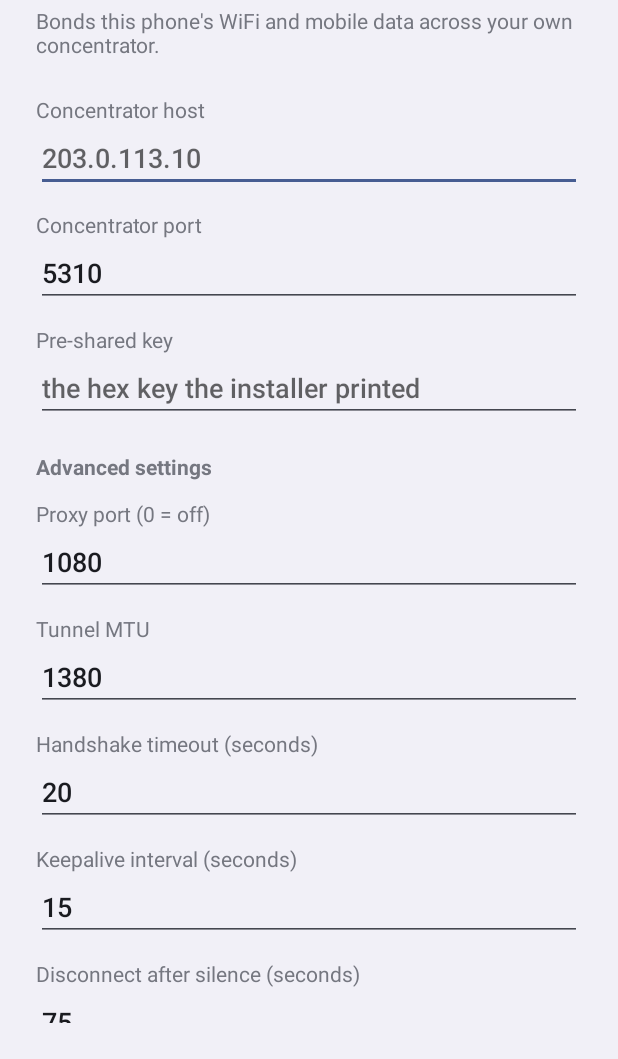
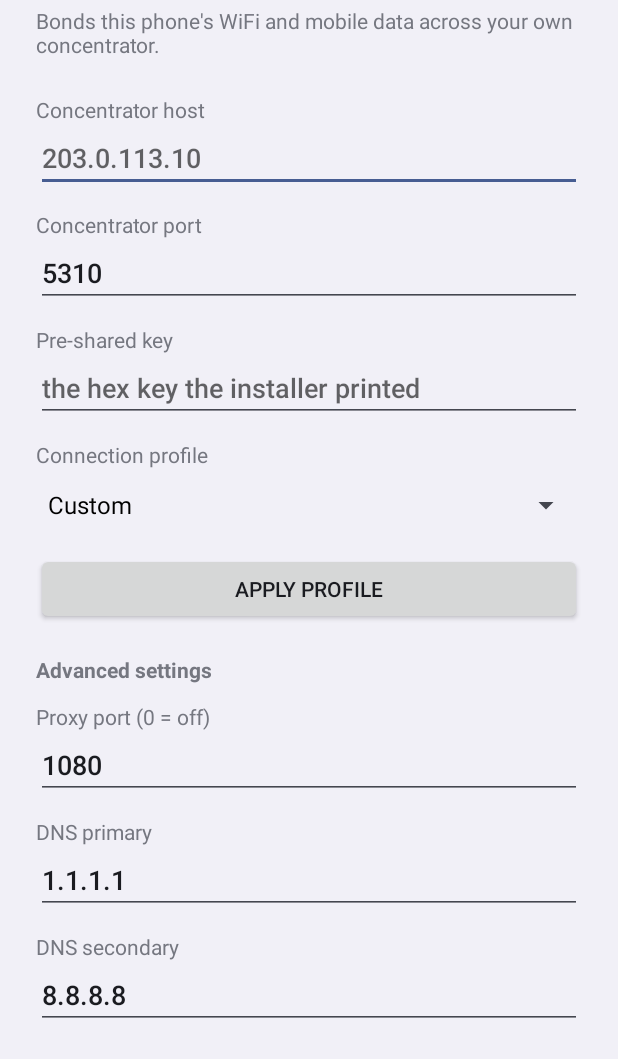
Before and after one commit to aegisdigitalsolutions/turbobond, an Android app: the screen it shows after launch (MainActivity), on a phone screen of 412 x 824 dp, the part 177-1236 px from its top. Run offline under Robolectric (Android 15) with nearby library versions, the phone set to English and light mode, and no system bars.

Commit message:
Add Android diagnostics, DNS, and connection profiles
Co-authored-by: aegisdigitalsolutions <221491124+aegisdigitalsolutions@users.noreply.github.com>

```diff
--- a/android/app/src/main/kotlin/com/aegisdigital/turbobond/MainActivity.kt
+++ b/android/app/src/main/kotlin/com/aegisdigital/turbobond/MainActivity.kt
@@ -8,8 +8,10 @@ import android.content.IntentFilter
 import android.net.VpnService
 import android.os.Build
 import android.os.Bundle
+import android.widget.ArrayAdapter
 import android.widget.Button
 import android.widget.EditText
+import android.widget.Spinner
 import android.widget.TextView
 import android.widget.Toast
 
@@ -22,23 +24,33 @@ class MainActivity : Activity() {
     private lateinit var host: EditText
     private lateinit var port: EditText
     private lateinit var psk: EditText
+    private lateinit var profile: Spinner
     private lateinit var proxyPort: EditText
+    private lateinit var dnsPrimary: EditText
+    private lateinit var dnsSecondary: EditText
     private lateinit var mtu: EditText
+    private lateinit var duplicateUnder: EditText
     private lateinit var pairTimeout: EditText
     private lateinit var keepalive: EditText
     private lateinit var silenceLimit: EditText
     private lateinit var status: TextView
     private lateinit var proxy: TextView
+    private lateinit var diagnostics: TextView
 
     private val statusReceiver = object : BroadcastReceiver() {
         override fun onReceive(context: Context?, intent: Intent?) {
             status.text = intent?.getStringExtra(Status.EXTRA) ?: Status.latest
             showProxy()
+            showDiagnostics()
         }
     }
 
     private fun showProxy() {
         proxy.text = Status.proxyAddress.ifBlank { "not running" }
+    }
+
+    private fun showDiagnostics() {
+        diagnostics.text = Status.diagnostics
     }
 
     override fun onCreate(savedInstanceState: Bundle?) {
@@ -48,25 +60,30 @@ class MainActivity : Activity() {
         host = findViewById(R.id.host)
         port = findViewById(R.id.port)
         psk = findViewById(R.id.psk)
+        profile = findViewById(R.id.profile)
         proxyPort = findViewById(R.id.proxyPort)
+        dnsPrimary = findViewById(R.id.dnsPrimary)
+        dnsSecondary = findViewById(R.id.dnsSecondary)
         mtu = findViewById(R.id.mtu)
+        duplicateUnder = findViewById(R.id.duplicateUnder)
         pairTimeout = findViewById(R.id.pairTimeout)
         keepalive = findViewById(R.id.keepalive)
         silenceLimit = findViewById(R.id.silenceLimit)
         status = findViewById(R.id.status)
         proxy = findViewById(R.id.proxy)
+        diagnostics = findViewById(R.id.diagnostics)
+
+        profile.adapter = ArrayAdapter(
+            this,
+            android.R.layout.simple_spinner_dropdown_item,
+            ConnectionProfiles.NAMES,
+        )
 
         val saved = Settings.load(this)
-        host.setText(saved.host)
-        port.setText(saved.port.toString())
-        psk.setText(saved.psk)
-        proxyPort.setText(saved.proxyPort.toString())
-        mtu.setText(saved.tunnelMtu.toString())
-        pairTimeout.setText((saved.pairTimeoutMs / 1000L).toString())
-        keepalive.setText((saved.keepaliveMs / 1000L).toString())
-        silenceLimit.setText((saved.silenceLimitMs / 1000L).toString())
+        fillFromSettings(saved)
         status.text = Status.latest
         showProxy()
+        showDiagnostics()
 
         // Shown so a report of "it does nothing" can be tied to a build,
         // rather than guessing whether a fix is even installed.
@@ -79,6 +96,7 @@ class MainActivity : Activity() {
         }
 
         findViewById<Button>(R.id.connect).setOnClickListener { connect() }
+        findViewById<Button>(R.id.applyProfile).setOnClickListener { applySelectedProfile() }
         findViewById<Button>(R.id.disconnect).setOnClickListener {
             startService(Intent(this, BondVpnService::class.java).setAction(BondVpnService.ACTION_STOP))
         }
@@ -95,6 +113,7 @@ class MainActivity : Activity() {
         }
         status.text = Status.latest
         showProxy()
+        showDiagnostics()
     }
 
     override fun onPause() {
@@ -103,16 +122,7 @@ class MainActivity : Activity() {
     }
 
     private fun connect() {
-        val settings = Settings(
-            host = host.text.toString().trim(),
-            port = port.text.toString().trim().toIntOrNull() ?: 0,
-            psk = psk.text.toString().trim(),
-            proxyPort = proxyPort.text.toString().trim().toIntOrNull() ?: 1080,
-            tunnelMtu = mtu.text.toString().trim().toIntOrNull() ?: 1380,
-            pairTimeoutMs = (pairTimeout.text.toString().trim().toLongOrNull() ?: 20L) * 1000L,
-            keepaliveMs = (keepalive.text.toString().trim().toLongOrNull() ?: 15L) * 1000L,
-            silenceLimitMs = (silenceLimit.text.toString().trim().toLongOrNull() ?: 75L) * 1000L,
-        ).normalized()
+        val settings = readSettingsFromForm().normalized()
         if (!settings.isComplete) {
             Toast.makeText(this, "Enter the host, port and key from the server", Toast.LENGTH_LONG).show()
             return
@@ -128,6 +138,47 @@ class MainActivity : Activity() {
         }
     }
 
+    private fun readSettingsFromForm(): Settings {
+        return Settings(
+            host = host.text.toString().trim(),
+            port = port.text.toString().trim().toIntOrNull() ?: 0,
+            psk = psk.text.toString().trim(),
+            profileName = profile.selectedItem?.toString() ?: ConnectionProfiles.CUSTOM,
+            proxyPort = proxyPort.text.toString().trim().toIntOrNull() ?: 1080,
+            dnsPrimary = dnsPrimary.text.toString().trim(),
+            dnsSecondary = dnsSecondary.text.toString().trim(),
+            tunnelMtu = mtu.text.toString().trim().toIntOrNull() ?: 1380,
+            duplicateUnderBytes = duplicateUnder.text.toString().trim().toIntOrNull() ?: 260,
+            pairTimeoutMs = (pairTimeout.text.toString().trim().toLongOrNull() ?: 20L) * 1000L,
+            keepaliveMs = (keepalive.text.toString().trim().toLongOrNull() ?: 15L) * 1000L,
+            silenceLimitMs = (silenceLimit.text.toString().trim().toLongOrNull() ?: 75L) * 1000L,
+        )
+    }
+
+    private fun fillFromSettings(settings: Settings) {
+        host.setText(settings.host)
+        port.setText(settings.port.toString())
+        psk.setText(settings.psk)
+        proxyPort.setText(settings.proxyPort.toString())
+        dnsPrimary.setText(settings.dnsPrimary)
+        dnsSecondary.setText(settings.dnsSecondary)
+        mtu.setText(settings.tunnelMtu.toString())
+        duplicateUnder.setText(settings.duplicateUnderBytes.toString())
+        pairTimeout.setText((settings.pairTimeoutMs / 1000L).toString())
+        keepalive.setText((settings.keepaliveMs / 1000L).toString())
+        silenceLimit.setText((settings.silenceLimitMs / 1000L).toString())
+        val index = ConnectionProfiles.NAMES.indexOf(settings.profileName).coerceAtLeast(0)
+        profile.setSelection(index)
+    }
+
+    private fun applySelectedProfile() {
+        val selected = profile.selectedItem?.toString() ?: ConnectionProfiles.CUSTOM
+        val updated = ConnectionProfiles.applyProfile(selected, readSettingsFromForm())
+        fillFromSettings(updated)
+        Settings.save(this, updated)
+        Toast.makeText(this, "Applied profile: $selected", Toast.LENGTH_SHORT).show()
+    }
+
     @Deprecated("startActivityForResult is the only VpnService.prepare flow available")
     override fun onActivityResult(requestCode: Int, resultCode: Int, data: Intent?) {
         super.onActivityResult(requestCode, resultCode, data)
@@ -138,7 +189,7 @@ class MainActivity : Activity() {
         }
         val effective = Settings.load(this)
         startService(Intent(this, BondVpnService::class.java))
-        status.text = "Starting ${effective.host}:${effective.port} (MTU ${effective.tunnelMtu})..."
+        status.text = "Starting ${effective.host}:${effective.port} (${effective.profileName})..."
     }
 
     companion object {
--- a/android/app/src/main/res/layout/activity_main.xml
+++ b/android/app/src/main/res/layout/activity_main.xml
@@ -68,6 +68,24 @@
         <TextView
             android:layout_width="match_parent"
             android:layout_height="wrap_content"
+            android:layout_marginTop="12dp"
+            android:text="@string/label_profile" />
+
+        <Spinner
+            android:id="@+id/profile"
+            android:layout_width="match_parent"
+            android:layout_height="wrap_content" />
+
+        <Button
+            android:id="@+id/applyProfile"
+            android:layout_width="match_parent"
+            android:layout_height="wrap_content"
+            android:layout_marginTop="8dp"
+            android:text="@string/apply_profile" />
+
+        <TextView
+            android:layout_width="match_parent"
+            android:layout_height="wrap_content"
             android:layout_marginTop="20dp"
             android:text="@string/advanced_heading"
             android:textStyle="bold" />
@@ -90,6 +108,34 @@
             android:layout_width="match_parent"
             android:layout_height="wrap_content"
             android:layout_marginTop="12dp"
+            android:text="@string/label_dns_primary" />
+
+        <EditText
+            android:id="@+id/dnsPrimary"
+            android:layout_width="match_parent"
+            android:layout_height="wrap_content"
+            android:autofillHints="none"
+            android:hint="@string/default_dns_primary"
+            android:inputType="text" />
+
+        <TextView
+            android:layout_width="match_parent"
+            android:layout_height="wrap_content"
+            android:layout_marginTop="12dp"
+            android:text="@string/label_dns_secondary" />
+
+        <EditText
+            android:id="@+id/dnsSecondary"
+            android:layout_width="match_parent"
+            android:layout_height="wrap_content"
+            android:autofillHints="none"
+            android:hint="@string/default_dns_secondary"
+            android:inputType="text" />
+
+        <TextView
+            android:layout_width="match_parent"
+            android:layout_height="wrap_content"
+            android:layout_marginTop="12dp"
             android:text="@string/label_mtu" />
 
         <EditText
@@ -99,6 +145,20 @@
             android:autofillHints="none"
             android:inputType="number"
             android:text="@string/default_mtu" />
+
+        <TextView
+            android:layout_width="match_parent"
+            android:layout_height="wrap_content"
+            android:layout_marginTop="12dp"
+            android:text="@string/label_duplicate_under" />
+
+        <EditText
+            android:id="@+id/duplicateUnder"
+            android:layout_width="match_parent"
+            android:layout_height="wrap_content"
+            android:autofillHints="none"
+            android:inputType="number"
+            android:text="@string/default_duplicate_under" />
 
         <TextView
             android:layout_width="match_parent"
@@ -167,6 +227,21 @@
         <TextView
             android:layout_width="match_parent"
             android:layout_height="wrap_content"
+            android:layout_marginTop="20dp"
+            android:text="@string/diagnostics_heading"
+            android:textStyle="bold" />
+
+        <TextView
+            android:id="@+id/diagnostics"
+            android:layout_width="match_parent"
+            android:layout_height="wrap_content"
+            android:layout_marginTop="4dp"
+            android:textSize="13sp"
+            android:textIsSelectable="true" />
+
+        <TextView
+            android:layout_width="match_parent"
+            android:layout_height="wrap_content"
             android:layout_marginTop="24dp"
             android:text="@string/proxy_heading"
             android:textStyle="bold" />
--- a/android/app/src/main/res/values/strings.xml
+++ b/android/app/src/main/res/values/strings.xml
@@ -8,17 +8,26 @@
     <string name="default_port">5310</string>
     <string name="label_psk">Pre-shared key</string>
     <string name="hint_psk">the hex key the installer printed</string>
+    <string name="label_profile">Connection profile</string>
+    <string name="apply_profile">Apply profile</string>
     <string name="advanced_heading">Advanced settings</string>
     <string name="label_proxy_port">Proxy port (0 = off)</string>
     <string name="default_proxy_port">1080</string>
+    <string name="label_dns_primary">DNS primary</string>
+    <string name="default_dns_primary">1.1.1.1</string>
+    <string name="label_dns_secondary">DNS secondary</string>
+    <string name="default_dns_secondary">8.8.8.8</string>
     <string name="label_mtu">Tunnel MTU</string>
     <string name="default_mtu">1380</string>
+    <string name="label_duplicate_under">Duplicate packets up to bytes</string>
+    <string name="default_duplicate_under">260</string>
     <string name="label_pair_timeout">Handshake timeout (seconds)</string>
     <string name="default_pair_timeout">20</string>
     <string name="label_keepalive">Keepalive interval (seconds)</string>
     <string name="default_keepalive">15</string>
     <string name="label_silence_limit">Disconnect after silence (seconds)</string>
     <string name="default_silence_limit">75</string>
+    <string name="diagnostics_heading">Live diagnostics</string>
     <string name="connect">Connect</string>
     <string name="disconnect">Disconnect</string>
     <string name="proxy_heading">SOCKS5 proxy for other devices</string>
```
Also changed, not shown: android/app/src/main/kotlin/com/aegisdigital/turbobond/BondVpnService.kt (+99 -10 lines), android/app/src/main/kotlin/com/aegisdigital/turbobond/Settings.kt (+98 -1 lines), 1 other file.
